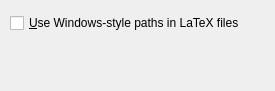
First picture: the form in src/frontends/qt4/ui/QPrefCygwinPathUi.ui, repository cburschka/lyx, before the edit.
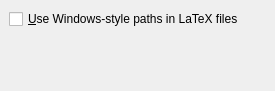
Second picture: the form after the edit.

Patch:
```diff
--- a/src/frontends/qt4/ui/QPrefCygwinPathUi.ui
+++ b/src/frontends/qt4/ui/QPrefCygwinPathUi.ui
@@ -15,18 +15,31 @@
   <property name="windowTitle" >
    <string/>
   </property>
+  <layout class="QGridLayout" >
+   <property name="margin" >
+    <number>9</number>
+   </property>
+   <property name="spacing" >
+    <number>6</number>
+   </property>
+   <item row="1" column="0" >
+    <spacer>
+     <property name="orientation" >
+      <enum>Qt::Vertical</enum>
+     </property>
+     <property name="sizeHint" >
+      <size>
+       <width>20</width>
+       <height>40</height>
+      </size>
+     </property>
+    </spacer>
+   </item>
+   <item row="0" column="0" >
   <widget class="QCheckBox" name="pathCB" >
    <property name="enabled" >
     <bool>true</bool>
    </property>
-   <property name="geometry" >
-    <rect>
-     <x>10</x>
-     <y>10</y>
-     <width>260</width>
-     <height>26</height>
-    </rect>
-   </property>
    <property name="toolTip" >
     <string/>
    </property>
@@ -37,6 +50,8 @@
     <string>&amp;Use Windows-style paths in LaTeX files</string>
    </property>
   </widget>
+   </item>
+  </layout>
  </widget>
  <pixmapfunction></pixmapfunction>
  <includes>
```
Left out of the diff: 4 changed lines with no effect on the pictures. Lines whose indentation alone changed are shown as unchanged.
